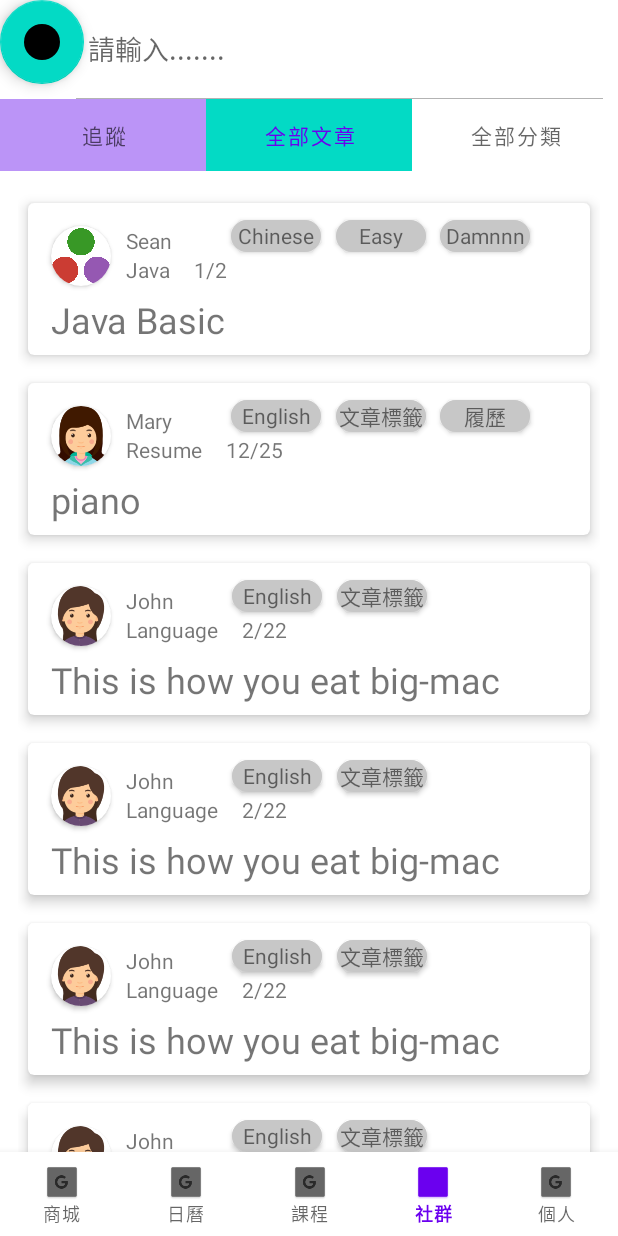
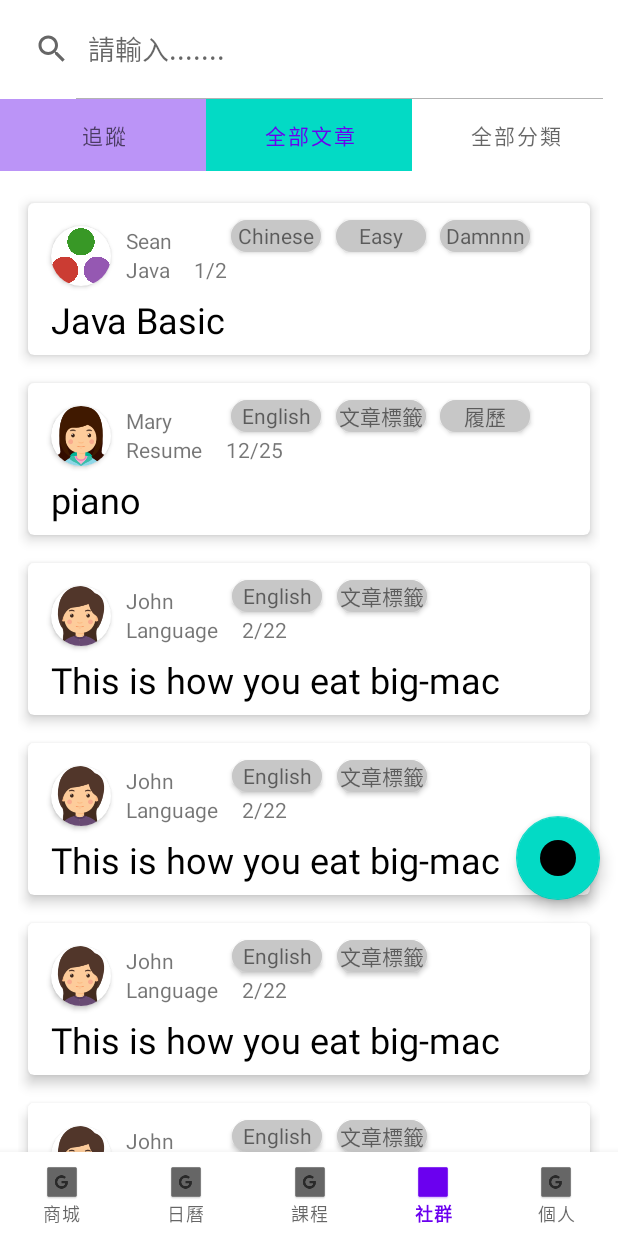
Before and after one commit to sonic711/THP101G2-Android-School, an Android app: the ComMainFragment screen opened through its navigation route, on a phone screen of 412 x 824 dp. Run offline under Robolectric (Android 15) with nearby library versions, the phone set to English and light mode, and no system bars; our stand-ins replace data binding, navigation-ui.

Commit message:
社群 修正文章bug

```diff
--- a/app/src/main/java/com/example/thp101g2_android_school/community/controller/PostAdapter.kt
+++ b/app/src/main/java/com/example/thp101g2_android_school/community/controller/PostAdapter.kt
@@ -1,6 +1,5 @@
 package com.example.thp101g2_android_school.community.controller
 
-import android.annotation.SuppressLint
 import android.content.Context
 import android.os.Bundle
 import android.view.LayoutInflater
@@ -12,7 +11,7 @@ import com.example.thp101g2_android_school.R
 import com.example.thp101g2_android_school.community.model.Post
 import com.example.thp101g2_android_school.community.viewmodel.ComMainViewModel
 import com.example.thp101g2_android_school.databinding.ComMainItemviewBinding
-import kotlinx.coroutines.NonDisposableHandle.parent
+
 
 class PostAdapter(private var posts: List<Post>) :
     RecyclerView.Adapter<PostAdapter.PostViewHolder>() {
@@ -48,7 +47,7 @@ class PostAdapter(private var posts: List<Post>) :
             if (getViewedArticleIdFromSharedPreferences(itemView.context, post.postId) == 1) {
                 itemViewBinding.tvTitle.setTextColor(itemView.context.getColor(R.color.gray_500))
             }else{
-//                itemViewBinding.tvTitle.setTextColor(itemView.context.getColor(R.color.black))
+                itemViewBinding.tvTitle.setTextColor(itemView.context.getColor(R.color.black))
             }
             // 載入labelRecyclerView文章標籤
             with(itemViewBinding.labelRecyclerView) {
@@ -70,6 +69,7 @@ class PostAdapter(private var posts: List<Post>) :
      *  @author Sean
      */
     private fun saveArticleIdToSharedPreferences(context: Context, articleId: String) {
+        // TODO 之後改成用JSON存
         val sharedPrefs = context.getSharedPreferences("com_app_prefs", Context.MODE_PRIVATE)
         sharedPrefs.edit()
             .putInt("viewed_article_id$articleId", 1)
@@ -84,6 +84,7 @@ class PostAdapter(private var posts: List<Post>) :
      *  @author Sean
      */
     private fun getViewedArticleIdFromSharedPreferences(context: Context, articleId: String): Int? {
+        // TODO 之後改成取JSON
         val sharedPrefs = context.getSharedPreferences("com_app_prefs", Context.MODE_PRIVATE)
         // 如果找不到Key，就回傳 null。如果找到Key，就檢查值是否為預設值 -1。如果不是，就回傳實際值；否則回傳 null。
         return sharedPrefs.getInt("viewed_article_id$articleId", -1).takeIf { it != -1 }
--- a/app/src/main/res/layout/fragment_com_main.xml
+++ b/app/src/main/res/layout/fragment_com_main.xml
@@ -4,18 +4,23 @@
         xmlns:tools="http://schemas.android.com/tools"
         tools:context=".ComMainFragment">
 
-<data>
-    <variable name="viewModel" type="com.example.thp101g2_android_school.community.viewmodel.ComMainViewModel"/>
-</data>
-    <androidx.constraintlayout.widget.ConstraintLayout android:layout_width="match_parent"
-                                                       android:layout_height="match_parent"
+    <data>
+        <variable name="viewModel" type="com.example.thp101g2_android_school.community.viewmodel.ComMainViewModel"/>
+    </data>
+    <androidx.constraintlayout.widget.ConstraintLayout
+            android:layout_width="match_parent"
+            android:layout_height="match_parent"
     >
         <com.google.android.material.floatingactionbutton.FloatingActionButton
                 android:src="@drawable/button_border"
                 android:layout_width="wrap_content"
                 android:layout_height="wrap_content"
-                android:clickable="true" android:id="@+id/floatingBtn" app:layout_constraintTop_toTopOf="parent"
-                app:layout_constraintStart_toStartOf="parent"/>
+                android:clickable="true"
+                android:id="@+id/floatingBtn"
+                android:layout_marginEnd="12dp"
+                android:layout_marginBottom="-600dp"
+                app:layout_constraintBottom_toTopOf="parent"
+                app:layout_constraintEnd_toEndOf="parent"/>
         <androidx.constraintlayout.widget.ConstraintLayout
                 android:layout_width="match_parent"
                 android:layout_height="match_parent" app:layout_constraintTop_toTopOf="parent"
```
